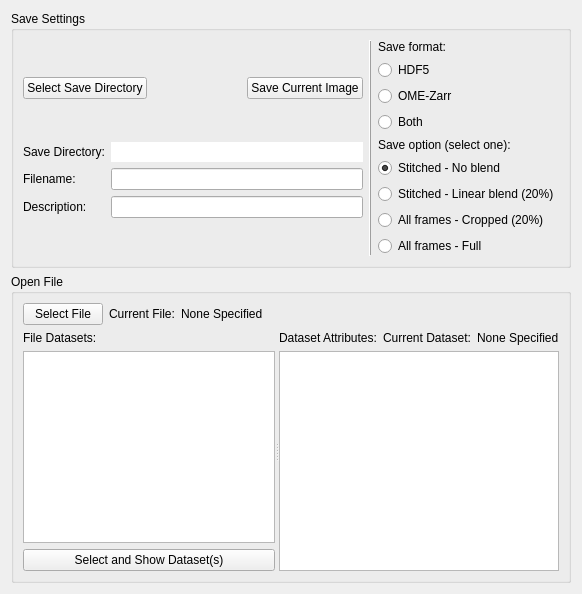
Above: lightsheet/gui/panels/ui_save_panel.ui from LIOMLab/lightsheet before the change. Below: the same form after it.
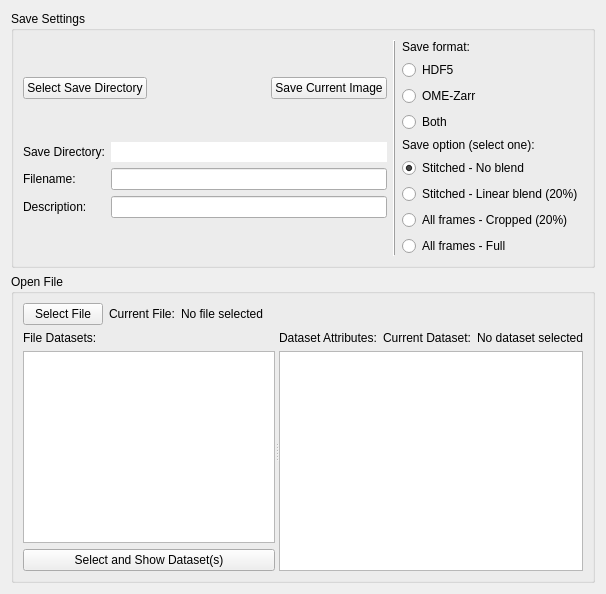
That is the form after the change.

Patch:
```diff
--- a/lightsheet/gui/panels/ui_save_panel.ui
+++ b/lightsheet/gui/panels/ui_save_panel.ui
@@ -309,7 +309,7 @@
            </sizepolicy>
           </property>
           <property name="text">
-           <string>None Specified</string>
+           <string>No file selected</string>
           </property>
          </widget>
         </item>
@@ -402,7 +402,7 @@
                </sizepolicy>
               </property>
               <property name="text">
-               <string>None Specified</string>
+               <string>No dataset selected</string>
               </property>
              </widget>
             </item>
```
